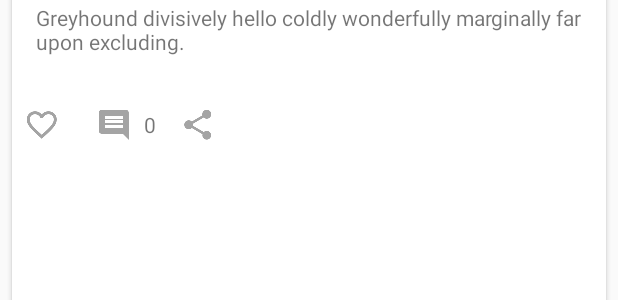
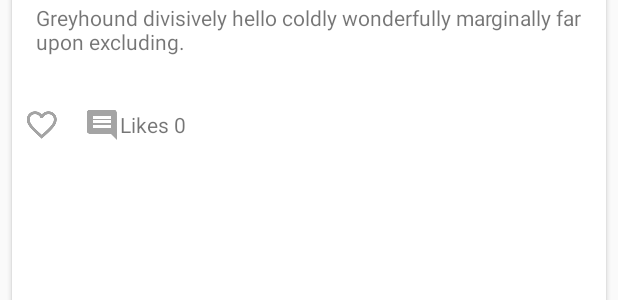
Before and after one commit to yonguuk/mapiary, an Android app: the layout recyclerview_item.xml on its own in the app's theme, with its tools: preview values and no code run, on a phone screen of 412 x 824 dp. Shown: the part 686-986 px from the top of the screen. Run offline under Robolectric (Android 15) with nearby library versions, the phone set to English and light mode, and no system bars; network calls fail.

Commit message:
style change

```diff
--- a/app/src/main/AndroidManifest.xml
+++ b/app/src/main/AndroidManifest.xml
@@ -10,7 +10,7 @@
         android:icon="@mipmap/ic_launcher"
         android:label="@string/app_name"
         android:supportsRtl="true"
-        android:theme="@style/AppTheme">
+        android:theme="@style/AppTheme.NoActionBar">
         <activity
             android:name=".MainActivity"
             android:label="@string/app_name"
--- a/app/src/main/res/layout/activity_main.xml
+++ b/app/src/main/res/layout/activity_main.xml
@@ -18,6 +18,7 @@
             android:id="@+id/toolbar_rv"
             android:layout_width="match_parent"
             android:layout_height="?attr/actionBarSize"
+            app:theme="@style/ToolbarStyle"
             app:layout_scrollFlags="scroll|enterAlways">
 
         </android.support.v7.widget.Toolbar>
--- a/app/src/main/res/layout/recyclerview_item.xml
+++ b/app/src/main/res/layout/recyclerview_item.xml
@@ -93,7 +93,7 @@
                     android:background="@color/white" />
                 -->
                 <ImageView
-                    android:id="@+id/btn1"
+                    android:id="@+id/btn_like"
                     android:layout_width="24dp"
                     android:layout_height="24dp"
                     android:clickable="true"
@@ -102,24 +102,9 @@
                     android:tint="@color/icon_color"
                     android:layout_gravity="center_horizontal|center_vertical"/>
 
-                <TextView
-                    android:layout_gravity="center_horizontal|center_vertical"
-                    android:layout_width="wrap_content"
-                    android:layout_height="wrap_content"
-                    android:id="@+id/tv_like"
-                    android:layout_marginLeft="8dp"/>
 
-                <!--
-                <Button
-                    android:id="@+id/btn2"
-                    android:layout_width="wrap_content"
-                    android:layout_height="match_parent"
-                    android:text="ACTION 2"
-                    android:background="@color/white"
-                    android:layout_marginLeft="8dp" />
-                -->
                 <ImageView
-                    android:id="@+id/btn2"
+                    android:id="@+id/btn_re"
                     android:layout_gravity="center_horizontal|center_vertical"
                     android:layout_width="24dp"
                     android:layout_height="24dp"
@@ -130,23 +115,12 @@
                     android:tint="@color/icon_color"/>
 
                 <TextView
-                    android:layout_gravity="center_horizontal|center_vertical"
+                    android:layout_gravity="center_vertical|right"
                     android:layout_width="wrap_content"
                     android:layout_height="wrap_content"
-                    android:id="@+id/tv_re"
-                    android:text="0"
-                    android:layout_marginLeft="8dp"/>
+                    android:id="@+id/tv_like"
+                    android:text="Likes 0" />
 
-                <ImageView
-                    android:layout_gravity="center_horizontal|center_vertical"
-                    android:id="@+id/btn3"
-                    android:layout_width="24dp"
-                    android:layout_height="24dp"
-                    android:clickable="true"
-                    android:background="?attr/selectableItemBackground"
-                    android:layout_marginLeft="16dp"
-                    android:src="@drawable/ic_share_black_24dp"
-                    android:tint="@color/icon_color"/>
             </LinearLayout>
         </LinearLayout>
     </android.support.v7.widget.CardView>
--- a/app/src/main/res/menu/bottombar_menu.xml
+++ b/app/src/main/res/menu/bottombar_menu.xml
@@ -23,9 +23,11 @@
         android:title="News"
         />
 
+
     <item
         android:id="@+id/bottombar_profile"
         android:icon="@drawable/ic_restaurants"
         android:title="Profile"
         />
+
 </menu>
--- a/app/src/main/res/values-v21/styles.xml
+++ b/app/src/main/res/values-v21/styles.xml
@@ -5,7 +5,6 @@
         <item name="windowNoTitle">true</item>
         <item name="android:windowDrawsSystemBarBackgrounds">false</item>
         <item name="android:statusBarColor">@android:color/transparent</item>
-
     </style>
 
     <style name="AppTheme.Light.NoActionBar" parent="AppTheme">
--- a/app/src/main/res/values/colors.xml
+++ b/app/src/main/res/values/colors.xml
@@ -5,4 +5,5 @@
     <color name="colorAccent">#FF4081</color>
     <color name="iron">#CCCCCC</color>
     <color name="icon_color">#A4A4A4</color>
+    <color name="black">#000000</color>
 </resources>
--- a/app/src/main/res/values/styles.xml
+++ b/app/src/main/res/values/styles.xml
@@ -25,5 +25,11 @@
         <item name="android:background">@color/colorPrimary</item>
     </style>
 
+    <style name="ToolbarStyle" parent="Theme.AppCompat">
+        <item name="android:textColorPrimary">@color/black</item>
+        <item name="android:textColorSecondary">@color/black</item>
+        <item name="android:background">@color/white</item>
+    </style>
+
 
 </resources>
```
Also changed, not shown: app/src/main/java/com/yonguk/test/activity/mapiary/MainActivity.java (+16 -9 lines), app/src/main/java/com/yonguk/test/activity/mapiary/RVAdapter.java (+27 -27 lines), app/src/main/java/com/yonguk/test/activity/mapiary/fragment/FollowFragment.java (+54 -72 lines), app/src/main/java/com/yonguk/test/activity/mapiary/fragment/ProfileFragment.java (+31 -15 lines), app/src/main/res/layout/fragment_profile.xml (+39 -10 lines).
